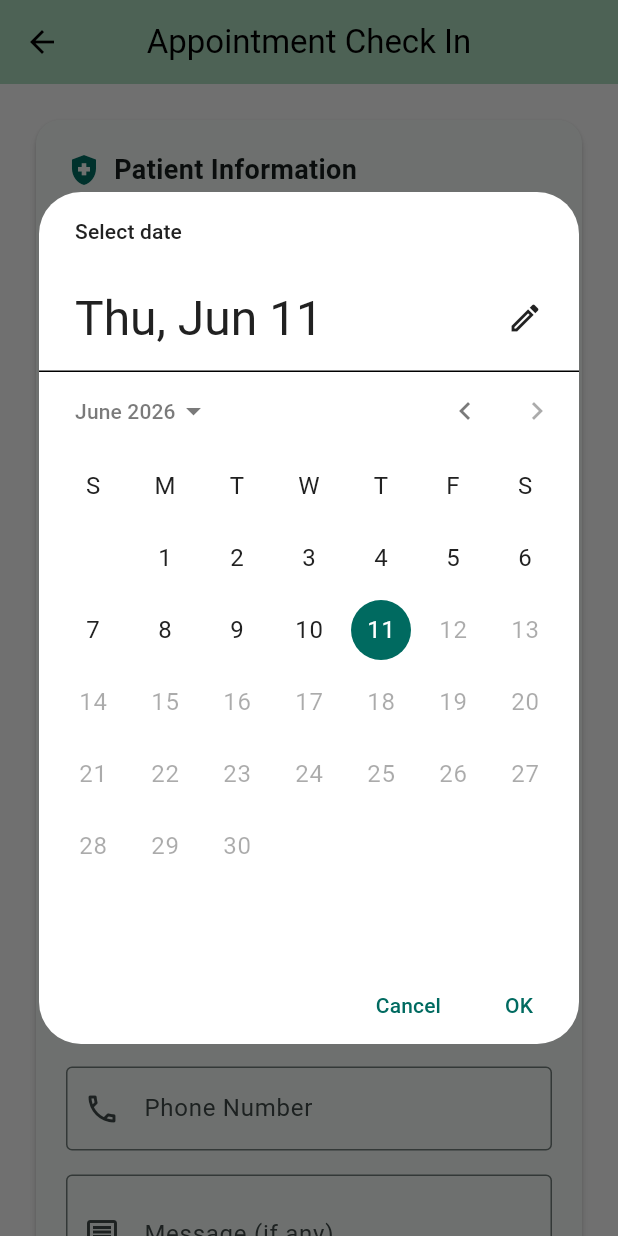
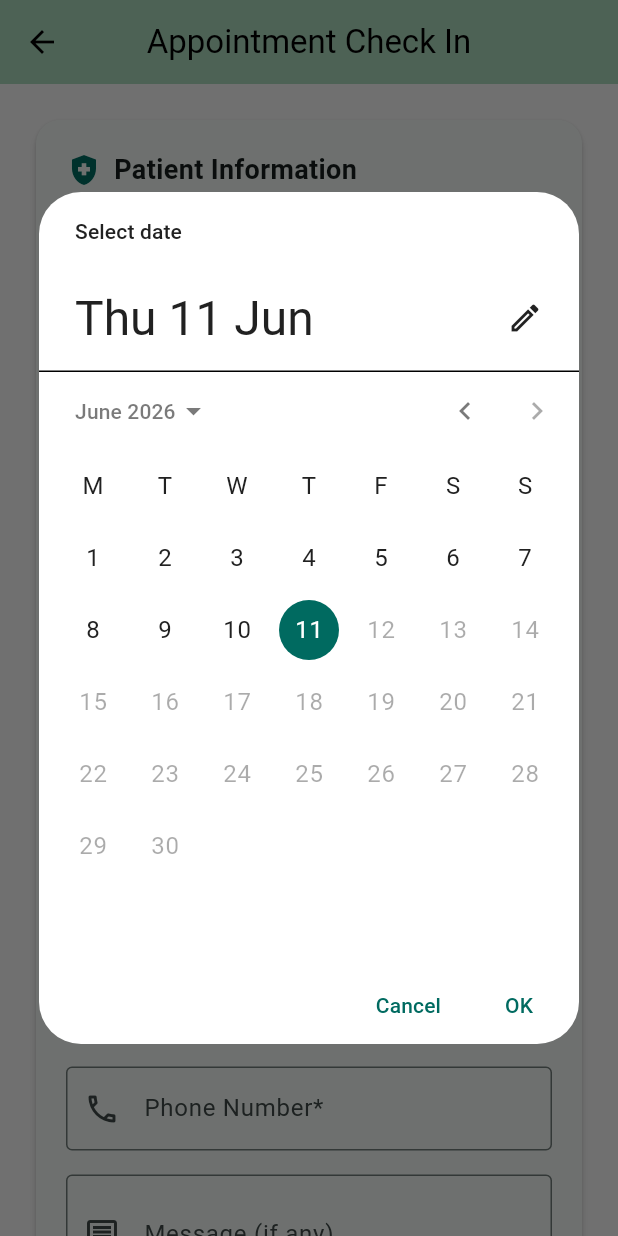
Before and after one commit to harundotnet/fhc_mapp, a Flutter app: the AppointmentCheckInPage screen opened by its route, after a tap on "Select date dd/mm/yyyy", on a phone screen of 412 x 824 dp. Run offline on Flutter 3.47's test engine with Material 3 defaults, Android fonts, the phone set to English and light mode, and no system bars; our stand-ins replace dio, page_transition; network calls fail.

Commit message:
code refactor

```diff
--- a/lib/core/api_constant.dart
+++ b/lib/core/api_constant.dart
@@ -1,6 +1,6 @@
 class ApiConstant {
   //Production URL
-  static const String baseUrl = "https://app.dentalcbctreporting.com/api_test";
+  static const String baseUrl = "https://app.dentalcbctreporting.com/hcapi";
 
   //Development Home URL
   // static const String baseUrl = "http://192.168.0.121/billingapi"; //wifi IPv4
@@ -9,6 +9,7 @@ class ApiConstant {
   // static const String baseUrl = "http://192.168.191.122/billingapi"; //wifi IPv4
 
   //Security API
-  static const String apiKeyName = 'XApiKey';
-  static const String apiKeyValue = '';
+  static const String apiKeyName = 'X-API-Key';
+  static const String apiKeyValue =
+      'F3u5!0nH3@1thc@r3W3b@ndAppVjdCBIVE1MSW5wdXRFbGVtZW50XVtvYmplY3QgSFRNTElucHV0RWxlbWVudF';
 }
--- a/lib/core/key_constant.dart
+++ b/lib/core/key_constant.dart
@@ -1,3 +1,5 @@
 class KeyConstant {
   static const String appName = 'Fusion Healthcare';
+  static String copyRightInfo =
+      "© ${DateTime.now().year} FusionHealthCare, All Rights Reserved";
 }
--- a/lib/core/secure_dio.dart
+++ b/lib/core/secure_dio.dart
@@ -1,25 +1,22 @@
 import 'package:dio/dio.dart';
-import 'package:dio/io.dart';
-import 'secure_http_client.dart';
+import 'package:fusion_healthcare/core/api_constant.dart';
+import 'package:fusion_healthcare/core/api_key_interceptor.dart';
 
 class SecureDio {
   static Future<Dio> create() async {
-    final httpClient = await SecureHttpClient.create();
+    //final httpClient = await SecureHttpClient.create();
     final dio = Dio();
 
-    dio.httpClientAdapter = IOHttpClientAdapter(
-      createHttpClient: () => httpClient,
+    // dio.httpClientAdapter = IOHttpClientAdapter(
+    //   createHttpClient: () => httpClient,
+    // );
+
+    dio.interceptors.add(
+      ApiKeyInterceptor(
+        apiKeyName: ApiConstant.apiKeyName,
+        apiKeyValue: ApiConstant.apiKeyValue,
+      ),
     );
-
-    // dio.interceptors.add(
-    //   ApiKeyInterceptor(
-    //     // apiKeyName: 'XApiKey',
-    //     // apiKeyValue:
-    //     //     'FW29iamVjdCBIVE1MSW5wdXRFbGVtZW50XVtvYmplY3QgSFRNTElucHV0RWxlbWVudF0=',
-    //     apiKeyName: ApiConstant.apiKeyName,
-    //     apiKeyValue: ApiConstant.apiKeyValue,
-    //   ),
-    // );
 
     return dio;
   }
--- a/lib/pages/appointment_checkin_page.dart
+++ b/lib/pages/appointment_checkin_page.dart
@@ -1,5 +1,6 @@
 import 'package:flutter/material.dart';
 import 'package:flutter/services.dart';
+import 'package:fusion_healthcare/core/key_constant.dart';
 import 'package:fusion_healthcare/dtos/patient.dart';
 import 'package:fusion_healthcare/dtos/appointment_response.dart';
 import 'package:fusion_healthcare/models/patient_appointment.dart';
@@ -64,6 +65,7 @@ class _AppointmentCheckInPageState extends State<AppointmentCheckInPage> {
       initialDate: DateTime.now(),
       firstDate: DateTime(1900),
       lastDate: DateTime.now(),
+      locale: const Locale('en', 'GB'),
       builder: (context, child) {
         return Theme(
           data: Theme.of(context).copyWith(
@@ -401,8 +403,8 @@ class _AppointmentCheckInPageState extends State<AppointmentCheckInPage> {
                 // Footer
                 Center(
                   child: Text(
-                    '© ${DateTime.now().year} FusionHealthCare, All Rights Reserved',
-                    style: TextStyle(color: Colors.grey, fontSize: 12),
+                    KeyConstant.copyRightInfo,
+                    style: TextStyle(fontSize: 12),
                   ),
                 ),
                 const SizedBox(height: 8),
@@ -418,7 +420,7 @@ class _AppointmentCheckInPageState extends State<AppointmentCheckInPage> {
     return TextFormField(
       controller: _firstNameController,
       decoration: const InputDecoration(
-        labelText: 'First Name',
+        labelText: 'First Name*',
         prefixIcon: Icon(Icons.person_outline),
         hintText: 'Enter first name',
         border: OutlineInputBorder(),
@@ -436,7 +438,7 @@ class _AppointmentCheckInPageState extends State<AppointmentCheckInPage> {
     return TextFormField(
       controller: _lastNameController,
       decoration: const InputDecoration(
-        labelText: 'Last Name',
+        labelText: 'Last Name*',
         prefixIcon: Icon(Icons.person_outline),
         hintText: 'Enter last name',
         border: OutlineInputBorder(),
@@ -455,7 +457,7 @@ class _AppointmentCheckInPageState extends State<AppointmentCheckInPage> {
       onTap: () => _selectDate(context),
       child: InputDecorator(
         decoration: const InputDecoration(
-          labelText: 'Date of Birth',
+          labelText: 'Date of Birth*',
           prefixIcon: Icon(Icons.cake_outlined),
           border: OutlineInputBorder(),
         ),
@@ -488,7 +490,7 @@ class _AppointmentCheckInPageState extends State<AppointmentCheckInPage> {
             runSpacing: 5,
             crossAxisAlignment: WrapCrossAlignment.center,
             children: [
-              const Text("Gender:"),
+              const Text("Gender*:"),
 
               Row(
                 mainAxisSize: MainAxisSize.min,
@@ -575,9 +577,9 @@ class _AppointmentCheckInPageState extends State<AppointmentCheckInPage> {
     return TextFormField(
       controller: _emailController,
       decoration: const InputDecoration(
-        labelText: 'Email',
+        labelText: 'Email*',
         prefixIcon: Icon(Icons.email_outlined),
-        hintText: 'patient@example.com',
+        hintText: 'mail@example.com',
         border: OutlineInputBorder(),
       ),
       keyboardType: TextInputType.emailAddress,
@@ -597,7 +599,7 @@ class _AppointmentCheckInPageState extends State<AppointmentCheckInPage> {
     return TextFormField(
       controller: _phoneController,
       decoration: const InputDecoration(
-        labelText: 'Phone Number',
+        labelText: 'Phone Number*',
         prefixIcon: Icon(Icons.phone_outlined),
         hintText: '(555) 123-4567',
         border: OutlineInputBorder(),
--- a/lib/pages/welcome_page.dart
+++ b/lib/pages/welcome_page.dart
@@ -1,4 +1,5 @@
 import 'package:flutter/material.dart';
+import 'package:fusion_healthcare/core/key_constant.dart';
 // import 'package:flutter_svg/svg.dart';
 import 'package:fusion_healthcare/pages/appointment_checkin_page.dart';
 import 'package:fusion_healthcare/pages/find_patient_page.dart';
@@ -147,7 +148,7 @@ class WelcomePage extends StatelessWidget {
             Padding(
               padding: EdgeInsets.only(bottom: padding),
               child: Text(
-                "© ${DateTime.now().year} FusionHealthCare, All Rights Reserved",
+                KeyConstant.copyRightInfo,
                 style: TextStyle(fontSize: 12, color: Colors.black),
               ),
             ),
--- a/lib/services/healthcare_data_service_api.dart
+++ b/lib/services/healthcare_data_service_api.dart
@@ -1,5 +1,6 @@
 import 'package:dio/dio.dart';
 import 'package:fusion_healthcare/core/api_constant.dart';
+import 'package:fusion_healthcare/core/secure_dio.dart';
 import 'package:fusion_healthcare/dtos/patient.dart';
 import 'package:fusion_healthcare/dtos/appointment_response.dart';
 import 'package:fusion_healthcare/models/patient_appointment.dart';
@@ -7,8 +8,8 @@ import 'package:fusion_healthcare/models/patient_appointment.dart';
 class HealthcareDataServiceApi {
   Future<List<TestDetails>> getTestAll() async {
     List<TestDetails> dataList = [];
-    // final dio = await SecureDio.create();
-    final dio = Dio();
+    final dio = await SecureDio.create();
+    //final dio = Dio();
     final apiUrl = '${ApiConstant.baseUrl}/api/Test/GetAll';
     final response = await dio.get(apiUrl);
     // // Extract the data array from response
@@ -24,8 +25,8 @@ class HealthcareDataServiceApi {
   }
 
   Future<Patient?> findPatient(String dob, String lastName) async {
-    // final dio = await SecureDio.create();
-    final dio = Dio();
+    final dio = await SecureDio.create();
+    //final dio = Dio();
     final apiUrl = '${ApiConstant.baseUrl}/api/HealthcarePatient/FindPatient';
     final response = await dio.get(
       apiUrl,
@@ -45,8 +46,8 @@ class HealthcareDataServiceApi {
     try {
       final apiUrl = "${ApiConstant.baseUrl}/api/Appointment/CreateAppointment";
       var requestBody = patient.toJson();
-
-      final dio = Dio();
+      final dio = await SecureDio.create();
+      // final dio = Dio();
       var headers = {'Content-Type': 'application/json'};
       var response = await dio.request(
         apiUrl,
--- a/pubspec.yaml
+++ b/pubspec.yaml
@@ -39,6 +39,9 @@ dependencies:
   flutter_svg: ^2.2.4
   page_transition: ^2.2.1
 
+  flutter_localizations:
+    sdk: flutter
+  intl: ^0.20.2 # Use the latest stable version
 
 dev_dependencies:
   flutter_test:
```
Also changed, not shown: lib/main.dart (+13 -0 lines), lib/pages/checkin_confirmation_page.dart (+9 -38 lines), lib/pages/find_patient_page.dart (+14 -8 lines), 5 other files.
